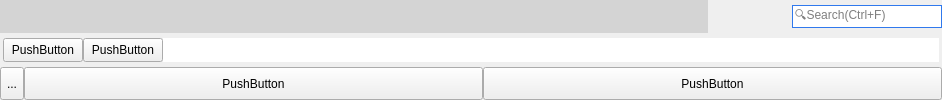
Before: the Qt Designer form mainwindow/toolbar/toolbar.ui in Accordeur/MyLife-UI, drawn with Qt 5.
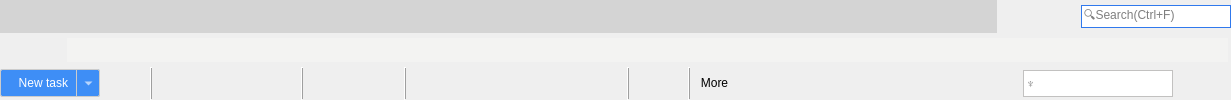
After: the same form once the commit is applied. Icons and pictures are not drawn. Custom widgets are drawn as their Qt base class.

Commit message: 完善ToolBar

```diff
--- a/mainwindow/toolbar/toolbar.ui
+++ b/mainwindow/toolbar/toolbar.ui
@@ -6,7 +6,7 @@
    <rect>
     <x>0</x>
     <y>0</y>
-    <width>942</width>
+    <width>1231</width>
     <height>100</height>
    </rect>
   </property>
@@ -32,7 +32,17 @@
    <string>Form</string>
   </property>
   <property name="styleSheet">
-   <string notr="true"/>
+   <string notr="true">QPushButton {
+	border: 0px;
+}
+
+QPushButton:focus:pressed { 
+    background-color: #D4D4D4;
+}
+
+QPushButton:hover {
+     background-color: #F2F2F2;
+}</string>
   </property>
   <layout class="QVBoxLayout" name="verticalLayout">
    <property name="spacing">
@@ -69,7 +79,9 @@
         </font>
        </property>
        <property name="styleSheet">
-        <string notr="true">QWidget {
+        <string notr="true">.QWidget {
+	margin: 0px;
+	border: 0px;
 	background-color: #D4D4D4;
 }
 
@@ -146,17 +158,9 @@
 	padding-right: 5px; 
 	margin-top: 5px;
 	margin-bottom: 5px;
-	border:0px;
 	image: url(:/menu/sync);
 }
-
-QPushButton:focus:pressed { 
-    background-color: #D4D4D4;
-}
-
-QPushButton:hover {
-     background-color: #F2F2F2;
- }</string>
+</string>
          </property>
          <property name="text">
           <string/>
@@ -180,17 +184,9 @@
 	padding-right: 5px; 
 	margin-top: 5px;
 	margin-bottom: 5px;
-	border:0px;
 	image: url(:/menu/options);
 }
-
-QPushButton:focus:pressed { 
-    background-color: #D4D4D4;
-}
-
-QPushButton:hover {
-     background-color: #F2F2F2;
- }</string>
+</string>
          </property>
          <property name="text">
           <string/>
@@ -252,8 +248,15 @@
          <verstretch>0</verstretch>
         </sizepolicy>
        </property>
+       <property name="styleSheet">
+        <string notr="true">QPushButton {
+	image: url(:/menu/arrow_left);
+	padding-top: 3px;
+	padding-bottom: 3px;
+}</string>
+       </property>
        <property name="text">
-        <string>PushButton</string>
+        <string/>
        </property>
       </widget>
      </item>
@@ -265,8 +268,16 @@
          <verstretch>0</verstretch>
         </sizepolicy>
        </property>
+       <property name="styleSheet">
+        <string notr="true">QPushButton {
+	image: url(:/menu/arrow_right);
+	padding-top: 3px;
+	padding-bottom: 3px;
+}
+</string>
+       </property>
        <property name="text">
-        <string>PushButton</string>
+        <string/>
        </property>
       </widget>
      </item>
@@ -280,7 +291,9 @@
        </property>
        <property name="styleSheet">
         <string notr="true">.QLineEdit {
+	background-color: #F3F3F2;
 	border: 0px;
+	margin: 0px;
 }</string>
        </property>
       </widget>
@@ -295,39 +308,468 @@
      <item>
       <widget class="QToolButton" name="toolButton">
        <property name="sizePolicy">
+        <sizepolicy hsizetype="Fixed" vsizetype="Fixed">
+         <horstretch>0</horstretch>
+         <verstretch>0</verstretch>
+        </sizepolicy>
+       </property>
+       <property name="minimumSize">
+        <size>
+         <width>100</width>
+         <height>28</height>
+        </size>
+       </property>
+       <property name="styleSheet">
+        <string notr="true">.QToolButton { /* all types of tool button */
+	 color: rgb(255, 255, 255);
+     border: 1px solid #CCCCCC;
+     border-radius: 2px;
+     background-color: #3e8ef6;
+ }
+.QToolButton:hover { 
+     background-color: #5b9df5;
+ }
+.QToolButton::menu-button {
+	background-color: rgb(62, 142, 246);
+     border: 1px solid #CCCCCC;
+     border-top-right-radius: 2px;
+     border-bottom-right-radius: 2px;
+     /* 16px width + 4px for border = 20px allocated above */
+     width: 22px;
+ }
+.QToolButton::menu-button:hover { 
+     background-color: #5b9df5;
+ }</string>
+       </property>
+       <property name="text">
+        <string>New task    </string>
+       </property>
+       <property name="popupMode">
+        <enum>QToolButton::MenuButtonPopup</enum>
+       </property>
+      </widget>
+     </item>
+     <item>
+      <widget class="QPushButton" name="pushButton_New_Subtask">
+       <property name="sizePolicy">
         <sizepolicy hsizetype="Fixed" vsizetype="Expanding">
          <horstretch>0</horstretch>
          <verstretch>0</verstretch>
         </sizepolicy>
        </property>
+       <property name="styleSheet">
+        <string notr="true">.QPushButton {
+	margin-left: 3px;
+	margin-right: 5px;
+	padding: 5px;
+	image: url(:/menu/new_sub);
+}</string>
+       </property>
        <property name="text">
-        <string>...</string>
+        <string/>
        </property>
       </widget>
      </item>
      <item>
-      <widget class="QPushButton" name="pushButton_3">
+      <widget class="Line" name="line">
+       <property name="frameShadow">
+        <enum>QFrame::Raised</enum>
+       </property>
+       <property name="orientation">
+        <enum>Qt::Vertical</enum>
+       </property>
+      </widget>
+     </item>
+     <item>
+      <widget class="QPushButton" name="pushButton_Task_Show_Model">
        <property name="sizePolicy">
-        <sizepolicy hsizetype="Minimum" vsizetype="Expanding">
+        <sizepolicy hsizetype="Fixed" vsizetype="Expanding">
          <horstretch>0</horstretch>
          <verstretch>0</verstretch>
         </sizepolicy>
        </property>
+       <property name="styleSheet">
+        <string notr="true">.QPushButton {
+	margin-left: 5px;
+	margin-right: 3px;
+	padding: 5px;
+	image: url(:/menu/eye);
+	
+}</string>
+       </property>
        <property name="text">
-        <string>PushButton</string>
+        <string/>
        </property>
       </widget>
      </item>
      <item>
       <widget class="QPushButton" name="pushButton_4">
        <property name="sizePolicy">
-        <sizepolicy hsizetype="Minimum" vsizetype="Expanding">
+        <sizepolicy hsizetype="Fixed" vsizetype="Expanding">
          <horstretch>0</horstretch>
          <verstretch>0</verstretch>
         </sizepolicy>
        </property>
+       <property name="styleSheet">
+        <string notr="true">.QPushButton {
+	margin-left: 3px;
+	margin-right: 3px;
+	padding: 5px;
+	image: url(:/menu/zoom_in);
+}</string>
+       </property>
        <property name="text">
-        <string>PushButton</string>
+        <string/>
+       </property>
+      </widget>
+     </item>
+     <item>
+      <widget class="QPushButton" name="pushButton_Zoom_Out">
+       <property name="sizePolicy">
+        <sizepolicy hsizetype="Fixed" vsizetype="Expanding">
+         <horstretch>0</horstretch>
+         <verstretch>0</verstretch>
+        </sizepolicy>
+       </property>
+       <property name="styleSheet">
+        <string notr="true">.QPushButton {
+	margin-left: 3px;
+	margin-right: 5px;
+	padding: 5px;
+	image: url(:/menu/zoom_out);
+}</string>
+       </property>
+       <property name="text">
+        <string/>
+       </property>
+      </widget>
+     </item>
+     <item>
+      <widget class="Line" name="line_2">
+       <property name="frameShadow">
+        <enum>QFrame::Raised</enum>
+       </property>
+       <property name="orientation">
+        <enum>Qt::Vertical</enum>
+       </property>
+      </widget>
+     </item>
+     <item>
+      <widget class="QPushButton" name="pushButton_Collapse">
+       <property name="sizePolicy">
+        <sizepolicy hsizetype="Fixed" vsizetype="Expanding">
+         <horstretch>0</horstretch>
+         <verstretch>0</verstretch>
+        </sizepolicy>
+       </property>
+       <property name="styleSheet">
+        <string notr="true">.QPushButton {
+	margin-left: 5px;
+	margin-right: 3px;
+	padding: 5px;
+	image: url(:/menu/collapse);
+}</string>
+       </property>
+       <property name="text">
+        <string/>
+       </property>
+      </widget>
+     </item>
+     <item>
+      <widget class="QPushButton" name="pushButton_Expand">
+       <property name="sizePolicy">
+        <sizepolicy hsizetype="Fixed" vsizetype="Expanding">
+         <horstretch>0</horstretch>
+         <verstretch>0</verstretch>
+        </sizepolicy>
+       </property>
+       <property name="styleSheet">
+        <string notr="true">.QPushButton {
+	margin-left: 3px;
+	margin-right: 5px;
+	padding: 5px;
+	image: url(:/menu/expand);
+}</string>
+       </property>
+       <property name="text">
+        <string/>
+       </property>
+      </widget>
+     </item>
+     <item>
+      <widget class="Line" name="line_3">
+       <property name="frameShadow">
+        <enum>QFrame::Raised</enum>
+       </property>
+       <property name="orientation">
+        <enum>Qt::Vertical</enum>
+       </property>
+      </widget>
+     </item>
+     <item>
+      <widget class="QPushButton" name="pushButton_Outdent">
+       <property name="sizePolicy">
+        <sizepolicy hsizetype="Fixed" vsizetype="Expanding">
+         <horstretch>0</horstretch>
+         <verstretch>0</verstretch>
+        </sizepolicy>
+       </property>
+       <property name="styleSheet">
+        <string notr="true">.QPushButton {
+	margin-left: 5px;
+	margin-right: 3px;
+	padding: 8px;
+	image: url(:/menu/long_arrow_left);
+}</string>
+       </property>
+       <property name="text">
+        <string/>
+       </property>
+      </widget>
+     </item>
+     <item>
+      <widget class="QPushButton" name="pushButton_Indent">
+       <property name="sizePolicy">
+        <sizepolicy hsizetype="Fixed" vsizetype="Expanding">
+         <horstretch>0</horstretch>
+         <verstretch>0</verstretch>
+        </sizepolicy>
+       </property>
+       <property name="styleSheet">
+        <string notr="true">.QPushButton {
+	margin-left: 3px;
+	margin-right: 3px;
+	padding: 8px;
+	image: url(:/menu/long_arrow_right);
+}</string>
+       </property>
+       <property name="text">
+        <string/>
+       </property>
+      </widget>
+     </item>
+     <item>
+      <widget class="QPushButton" name="pushButton_Move_Up">
+       <property name="sizePolicy">
+        <sizepolicy hsizetype="Fixed" vsizetype="Expanding">
+         <horstretch>0</horstretch>
+         <verstretch>0</verstretch>
+        </sizepolicy>
+       </property>
+       <property name="styleSheet">
+        <string notr="true">.QPushButton {
+	margin-left: 3px;
+	margin-right: 3px;
+	padding: 8px;
+	image: url(:/menu/long_arrow_up);
+}</string>
+       </property>
+       <property name="text">
+        <string/>
+       </property>
+      </widget>
+     </item>
+     <item>
+      <widget class="QPushButton" name="pushButton_Move_Down">
+       <property name="sizePolicy">
+        <sizepolicy hsizetype="Fixed" vsizetype="Expanding">
+         <horstretch>0</horstretch>
+         <verstretch>0</verstretch>
+        </sizepolicy>
+       </property>
+       <property name="styleSheet">
+        <string notr="true">.QPushButton {
+	margin-left: 3px;
+	margin-right: 5px;
+	padding: 8px;
+	image: url(:/menu/long_arrow_down);
+}</string>
+       </property>
+       <property name="text">
+        <string/>
+       </property>
+      </widget>
+     </item>
+     <item>
+      <widget class="Line" name="line_4">
+       <property name="frameShadow">
+        <enum>QFrame::Raised</enum>
+       </property>
+       <property name="orientation">
+        <enum>Qt::Vertical</enum>
+       </property>
+      </widget>
+     </item>
+     <item>
+      <widget class="QPushButton" name="pushButton_Delete_Selected">
+       <property name="sizePolicy">
+        <sizepolicy hsizetype="Fixed" vsizetype="Expanding">
+         <horstretch>0</horstretch>
+         <verstretch>0</verstretch>
+        </sizepolicy>
+       </property>
+       <property name="styleSheet">
+        <string notr="true">.QPushButton {
+	margin-left: 5px;
+	margin-right: 5px;
+	padding: 8px;
+	image: url(:/menu/delete);
+}</string>
+       </property>
+       <property name="text">
+        <string/>
+       </property>
+      </widget>
+     </item>
+     <item>
+      <widget class="Line" name="line_5">
+       <property name="frameShadow">
+        <enum>QFrame::Raised</enum>
+       </property>
+       <property name="orientation">
+        <enum>Qt::Vertical</enum>
+       </property>
+      </widget>
+     </item>
+     <item>
+      <widget class="QToolButton" name="toolButton_More">
+       <property name="sizePolicy">
+        <sizepolicy hsizetype="Fixed" vsizetype="Fixed">
+         <horstretch>0</horstretch>
+         <verstretch>0</verstretch>
+        </sizepolicy>
+       </property>
+       <property name="minimumSize">
+        <size>
+         <width>50</width>
+         <height>28</height>
+        </size>
+       </property>
+       <property name="styleSheet">
+        <string notr="true">.QToolButton {
+	border: 0px;
+	margin-left: 5px;
+}
+
+.QToolButton:focus:pressed { 
+    background-color: #D4D4D4;
+}
+
+.QToolButton:hover {
+     background-color: #F2F2F2;
+}
+
+.QToolButton::menu-indicator {
+    /*image: url(menu_indicator.png);*/
+    subcontrol-origin: padding;
+    subcontrol-position: right;
+}</string>
+       </property>
+       <property name="text">
+        <string>More   </string>
+       </property>
+       <property name="popupMode">
+        <enum>QToolButton::InstantPopup</enum>
+       </property>
+      </widget>
+     </item>
+     <item>
+      <spacer name="horizontalSpacer">
+       <property name="orientation">
+        <enum>Qt::Horizontal</enum>
+       </property>
+       <property name="sizeHint" stdset="0">
+        <size>
+         <width>40</width>
+         <height>20</height>
+        </size>
+       </property>
+      </spacer>
+     </item>
+     <item>
+      <widget class="QPushButton" name="pushButton_filter">
+       <property name="sizePolicy">
+        <sizepolicy hsizetype="Fixed" vsizetype="Expanding">
+         <horstretch>0</horstretch>
+         <verstretch>0</verstretch>
+        </sizepolicy>
+       </property>
+       <property name="styleSheet">
+        <string notr="true">.QPushButton {
+	padding: 6px;
+	image: url(:/menu/filter);
+}</string>
+       </property>
+       <property name="text">
+        <string/>
+       </property>
+      </widget>
+     </item>
+     <item>
+      <widget class="QLineEdit" name="lineEdit_Filter">
+       <property name="sizePolicy">
+        <sizepolicy hsizetype="Fixed" vsizetype="Expanding">
+         <horstretch>0</horstretch>
+         <verstretch>0</verstretch>
+        </sizepolicy>
+       </property>
+       <property name="minimumSize">
+        <size>
+         <width>150</width>
+         <height>0</height>
+        </size>
+       </property>
+       <property name="styleSheet">
+        <string notr="true">.QLineEdit {
+	margin-top: 3px;
+	margin-bottom: 3px;
+	border: 1px solid #C2C1C0;
+}</string>
+       </property>
+       <property name="placeholderText">
+        <string>♆</string>
+       </property>
+      </widget>
+     </item>
+     <item>
+      <widget class="QPushButton" name="pushButton_Setup_Columns">
+       <property name="sizePolicy">
+        <sizepolicy hsizetype="Fixed" vsizetype="Expanding">
+         <horstretch>0</horstretch>
+         <verstretch>0</verstretch>
+        </sizepolicy>
+       </property>
+       <property name="styleSheet">
+        <string notr="true">.QPushButton {
+	margin-left: 3px;
+	margin-right: 3px;
+	padding: 5px;
+	image: url(:/menu/setup_columns);
+}</string>
+       </property>
+       <property name="text">
+        <string/>
+       </property>
+      </widget>
+     </item>
+     <item>
+      <widget class="QPushButton" name="pushButton_Show_Task_Properties_Pane">
+       <property name="sizePolicy">
+        <sizepolicy hsizetype="Fixed" vsizetype="Expanding">
+         <horstretch>0</horstretch>
+         <verstretch>0</verstretch>
+        </sizepolicy>
+       </property>
+       <property name="styleSheet">
+        <string notr="true">.QPushButton {
+	image: url(:/menu/triangle_right);
+	margin: 0px;
+	border: 0px;
+	width: 10px;
+}</string>
+       </property>
+       <property name="text">
+        <string/>
        </property>
       </widget>
      </item>
```
Left out of the diff: 62 changed lines with no effect on the pictures. The commit also changes 28 other files.
